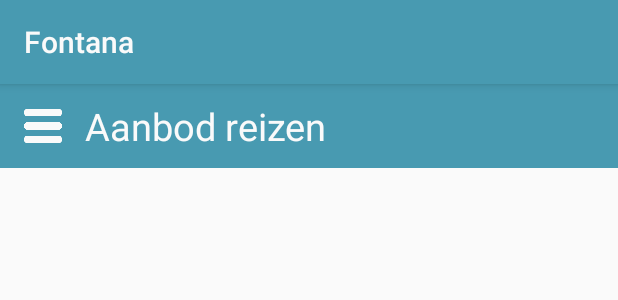
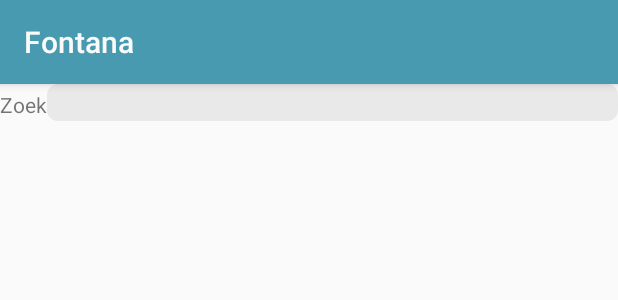
Before and after one commit to gixslayer/TravelApp, an Android app: the layout activity_kuur_aanbod.xml on its own in the app's theme, with its tools: preview values and no code run, on a phone screen of 412 x 824 dp. Shown: the top 300 px of the screen. Run offline under Robolectric (Android 15) with nearby library versions, the phone set to English and light mode, and no system bars.

Commit message:
kuur_aanbod activity, KuurModel, KuurModelAdapter, KuurModelActivity, en KuurAanbodActivity

```diff
--- a/app/src/main/res/layout/activity_kuur_aanbod.xml
+++ b/app/src/main/res/layout/activity_kuur_aanbod.xml
@@ -1,67 +1,32 @@
 <?xml version="1.0" encoding="utf-8"?>
-<android.support.constraint.ConstraintLayout
-    xmlns:android="http://schemas.android.com/apk/res/android"
+<android.support.constraint.ConstraintLayout xmlns:android="http://schemas.android.com/apk/res/android"
     android:layout_width="match_parent"
     android:layout_height="match_parent">
 
-    <RelativeLayout
+    <LinearLayout
+        android:id="@+id/kuur_filter_layout"
         android:layout_width="match_parent"
         android:layout_height="wrap_content"
-        android:orientation="vertical">
+        android:focusable="true"
+        android:focusableInTouchMode="true">
 
-        <!--<android.support.v4.widget.DrawerLayout
-            android:id="@+id/kuur_aanbod_menu_drawer"
-            android:layout_width="240dp"
-            android:layout_height="240dp">
+        <TextView
+            android:layout_width="wrap_content"
+            android:layout_height="wrap_content"
+            android:text="Zoek" />
 
-
-        </android.support.v4.widget.DrawerLayout>-->
-
-        <Toolbar
-            android:id="@+id/kuur_beschrijving_toolbar"
+        <EditText
+            android:id="@+id/kuur_filter"
             android:layout_width="match_parent"
             android:layout_height="wrap_content"
-            android:background="@color/colorAccentOld">
-
-            <!--Menu Button-->
-            <Button
-                android:id="@+id/menu_btn"
-                android:layout_height="25dp"
-                android:layout_width="25dp"
-                android:layout_margin="8dp"
-                android:background="@drawable/menu_btn"/>
-
-            <!--Menu Bar Text-->
-            <TextView
-                android:layout_width="match_parent"
-                android:layout_height="wrap_content"
-                android:layout_marginLeft="15dp"
-                android:layout_marginRight="15dp"
-                android:layout_gravity="center"
-                android:text="@string/aanbod"
-                android:textSize="25sp"
-                android:textAlignment="inherit"
-                android:textColor="@color/colorPrimary"/>
-            <!--android:fontFamily=""-->
-        </Toolbar>
-
-        <!--Menu Bar-->
-        <!--<LinearLayout
-            android:layout_below="@id/toolbar"
-            android:id="@+id/title_bar"
-            android:layout_width="match_parent"
-            android:layout_height="42dp"
-            android:background="@color/colorAccentOld"
-            android:orientation="horizontal">
-
-        </LinearLayout>-->
+            android:background="@drawable/rounded_edittext"
+            android:inputType="text" />
+    </LinearLayout>
 
     <ListView
         android:id="@+id/list_kuur_aanbod"
-            android:layout_below="@id/kuur_beschrijving_toolbar"
         android:layout_width="match_parent"
-            android:layout_height="wrap_content"/>
+        android:layout_height="wrap_content" />
 
-    </RelativeLayout>
 
 </android.support.constraint.ConstraintLayout>
```
Also changed, not shown: app/src/main/java/rnd/travelapp/activities/KuurAanbodActivity.java (added, +102 -0 lines), app/src/main/java/rnd/travelapp/activities/KuurModelActivity.java (added, +49 -0 lines), app/src/main/java/rnd/travelapp/adapters/KuurModelAdapter.java (+9 -1 lines). Lines whose indentation alone changed are shown as unchanged.
